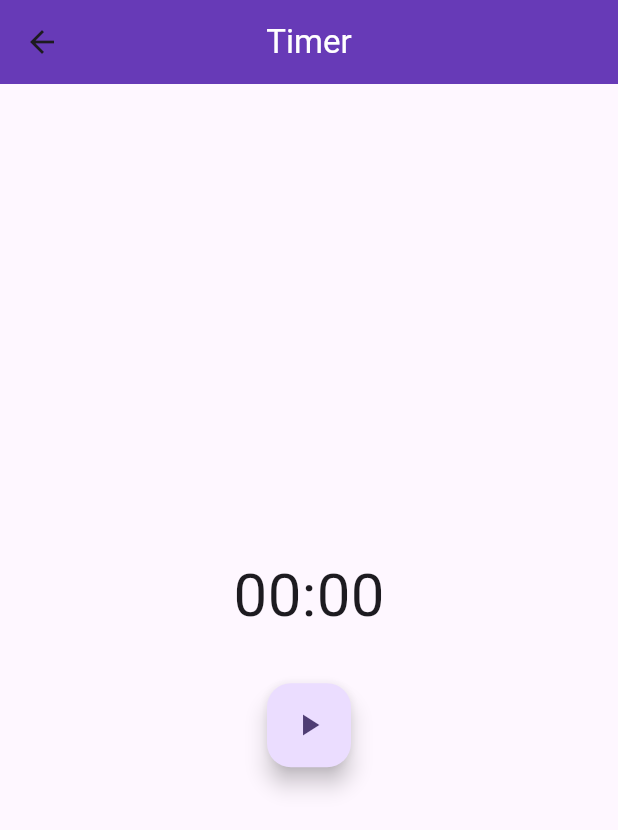
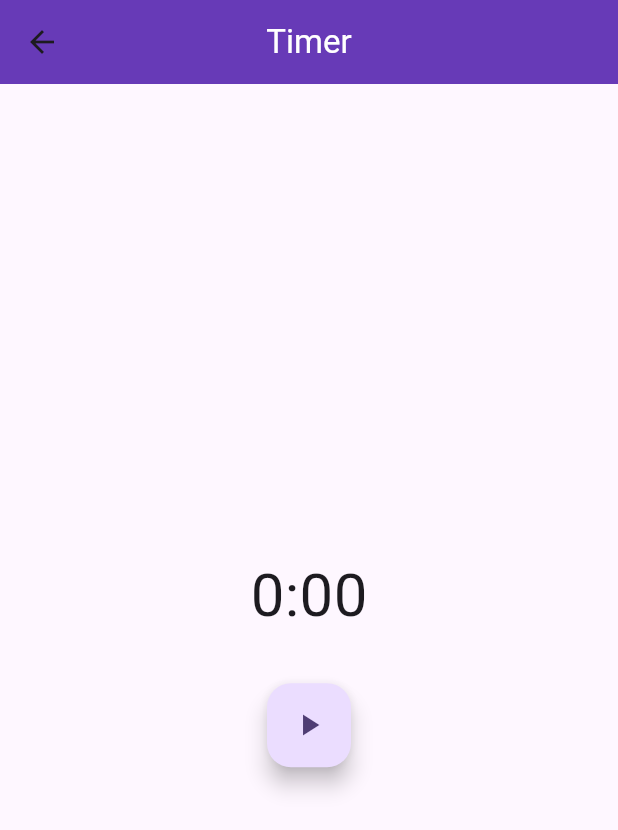
Before and after one commit to flbarfield/flutter_exploration, a Flutter app: the screen it shows after launch, after a tap on "Timer", on a phone screen of 412 x 824 dp. Shown: the top 830 px of the screen. Run offline on Flutter 3.47's test engine with Material 3 defaults, Android fonts, the phone set to English and light mode, and no system bars; our stand-ins replace bloc, flutter_bloc, freezed_annotation.

Commit message:
transferring experiments to desktop, nothing really of note implemented

```diff
--- a/lib/timer/bloc/timer_cubit.dart
+++ b/lib/timer/bloc/timer_cubit.dart
@@ -5,6 +5,12 @@ part 'timer_cubit.freezed.dart';
 
 class TimerCubit extends Cubit<TimerState> {
   TimerCubit() : super(const TimerState());
+
+  // final ticker = {
+  //   Stream<int> tick({required int ticks}) {
+  //     return Stream.periodic(const Duration(seconds: 1), (x) => ticks - x - 1).take(ticks);
+  //   }
+  // };
 
   void toggleControlButtons() {
     if (state.playPushed) {
--- a/lib/timer/bloc/timer_state.dart
+++ b/lib/timer/bloc/timer_state.dart
@@ -3,7 +3,7 @@ part of 'timer_cubit.dart';
 @freezed
 class TimerState with _$TimerState {
   const factory TimerState({
-    @Default(0) num currentTime,
+    @Default('0:00') String currentTime,
     @Default(false) bool playPushed,
   }) = _TimerState;
 }
--- a/lib/timer/ticker.dart
+++ b/lib/timer/ticker.dart
@@ -1,6 +1,7 @@
 class Ticker {
   const Ticker();
   Stream<int> tick({required int ticks}) {
+    // print('tick');
     return Stream.periodic(const Duration(seconds: 1), (x) => ticks - x - 1)
         .take(ticks);
   }
--- a/lib/timer/view/timer_page.dart
+++ b/lib/timer/view/timer_page.dart
@@ -10,7 +10,7 @@ class TimerPage extends StatelessWidget {
   Widget build(BuildContext context) {
     return BlocProvider<TimerCubit>(
       create: (_) => TimerCubit(),
-      child: const TimerView(),
+      child: TimerView(),
     );
   }
 }
--- a/lib/timer/view/timer_view.dart
+++ b/lib/timer/view/timer_view.dart
@@ -5,19 +5,39 @@ import 'package:flutter_exploration/timer/bloc/timer_cubit.dart';
 import 'package:flutter_exploration/timer/view/play_restart_button.dart';
 
 class TimerView extends StatelessWidget {
-  const TimerView({super.key});
+  TimerView({super.key});
+
+  // final timerStream =
+  //     Stream<int>.periodic(const Duration(seconds: 1), (count) => count * count)
+  //         .take(5);
+
+  // Future<Stopwatch> startStopwatch() async {
+  //   final stopWatch = Stopwatch();
+  //   Duration elapsed = stopWatch.elapsed;
+  //   print(stopWatch.elapsedMilliseconds);
+  //   await Future.delayed(const Duration(seconds: 1));
+  //   assert(stopWatch.elapsed == elapsed);
+  //   print(stopWatch.elapsed);
+  //   return Stopwatch();
+  // }
 
   @override
   Widget build(BuildContext context) {
+    // startStopwatch();
+    // timerStream.forEach(print);
     return Scaffold(
       appBar: const CustomAppBar(inputTitle: 'Timer'),
       body: Center(
         child: Column(
           mainAxisAlignment: MainAxisAlignment.center,
           children: [
-            const Text(
-              '00:00',
-              style: TextStyle(fontSize: 40),
+            BlocBuilder<TimerCubit, TimerState>(
+              builder: (context, state) {
+                return Text(
+                  state.currentTime,
+                  style: const TextStyle(fontSize: 40),
+                );
+              },
             ),
             const SizedBox(
               height: 30,
```
Also changed, not shown: lib/calculator/bloc/calculator_cubit.freezed.dart, lib/timer/bloc/timer_cubit.freezed.dart.
